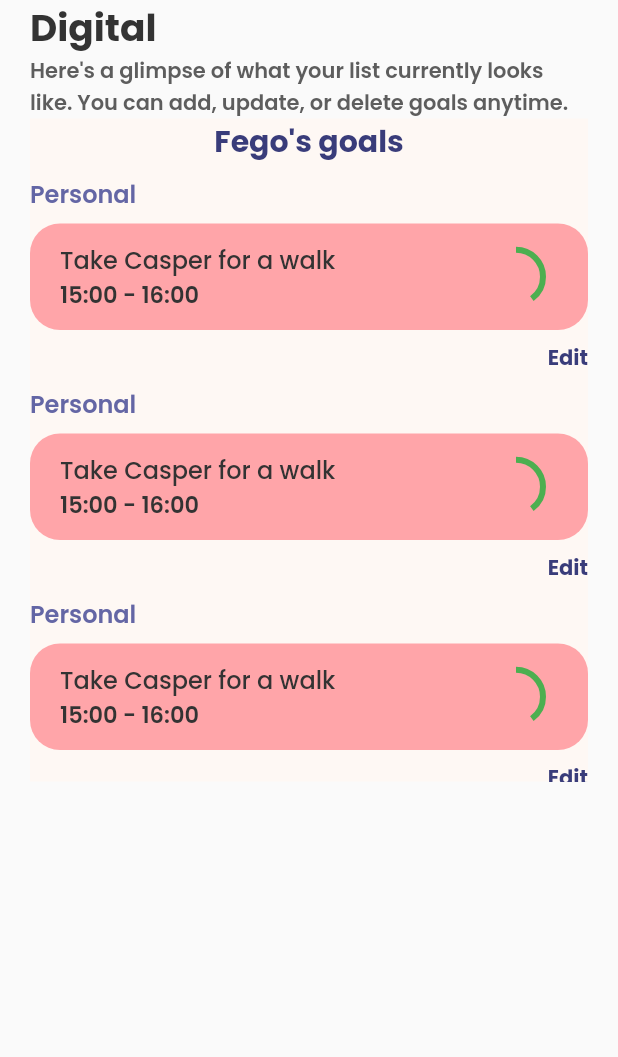
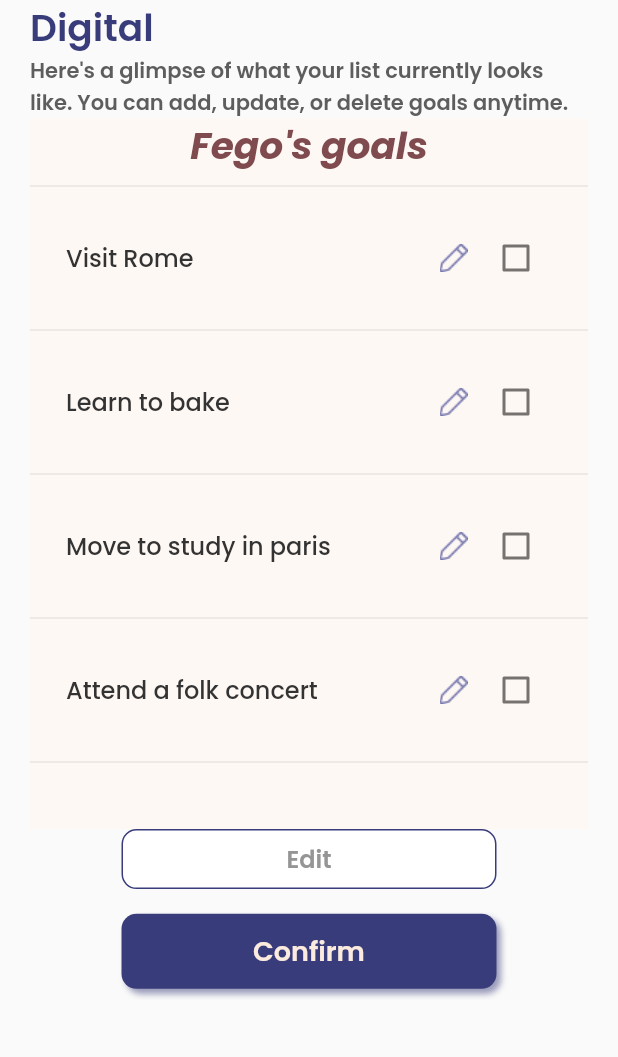
Before and after one commit to MJdugule/mind_pal, a Flutter app: the BucketDigital screen opened directly, on a phone screen of 412 x 824 dp, the part 84-1141 px from its top. Run offline on Flutter 3.47's test engine with Material 2 defaults, Android fonts, the light colour scheme and no system bars; our stand-ins replace google_fonts, percent_indicator, shared_preferences, smooth_page_indicator; accounts and stored records are empty.

Commit message:
finshed my portion of bucket screens

```diff
--- a/lib/screens/home/bucket_list/bucket_congrats.dart
+++ b/lib/screens/home/bucket_list/bucket_congrats.dart
@@ -41,7 +41,7 @@ class BucketCongrats extends StatelessWidget {
               ),
             ),
             SizedBox(height: ResConfig.screenHeight / 10),
-            const FeatureButton(route: HomeScreen(), text: 'Back to home'),
+            const FeatureButtonBlue(route: HomeScreen(), text: 'Back to home'),
           ],
         ),
       ),
--- a/lib/screens/home/bucket_list/bucket_digital.dart
+++ b/lib/screens/home/bucket_list/bucket_digital.dart
@@ -1,9 +1,11 @@
 import 'dart:convert';
 
 import 'package:flutter/material.dart';
+import 'package:google_fonts/google_fonts.dart';
 import 'package:mind_pal/models/task_model.dart';
 import 'package:mind_pal/screens/authentication/login_screen.dart';
 import 'package:mind_pal/screens/createTask/createScreen.dart';
+import 'package:mind_pal/screens/home/bucket_list/bucket_congrats.dart';
 import 'package:mind_pal/screens/home/success.dart';
 import 'package:mind_pal/screens/home/saved.dart';
 import 'package:mind_pal/screens/home/menu.dart';
@@ -23,6 +25,17 @@ class BucketDigital extends StatefulWidget {
 }
 
 class _BucketDigitalState extends State<BucketDigital> {
+  List bucketLists = [
+    const DigitalTaskBox(text: 'Visit Rome'),
+    const DigitalTaskBox(text: 'Learn to bake'),
+    const DigitalTaskBox(text: 'Move to study in paris'),
+    const DigitalTaskBox(text: 'Attend a folk concert'),
+    const DigitalTaskBox(text: 'Visit Rome'),
+    const DigitalTaskBox(text: 'Learn to bake'),
+    const DigitalTaskBox(text: 'Move to study in paris'),
+    const DigitalTaskBox(text: 'Attend a folk concert'),
+  ];
+
   @override
   Widget build(BuildContext context) {
     ResConfig().init(context);
@@ -44,32 +57,33 @@ class _BucketDigitalState extends State<BucketDigital> {
           child: Column(
             crossAxisAlignment: CrossAxisAlignment.start,
             children: [
-              const Text(
+              Text(
                 'Digital',
-                style: TextStyle(
+                style: GoogleFonts.poppins(
                   fontSize: 25,
-                  fontWeight: FontWeight.w700,
-                  color: blackText,
+                  fontWeight: FontWeight.w600,
+                  color: purpleText,
                 ),
               ),
-              const Text(
+              Text(
                 'Here\'s a glimpse of what your list currently looks like. You can add, update, or delete goals anytime.',
-                style: TextStyle(
+                style: GoogleFonts.poppins(
                   fontSize: 14,
                   fontWeight: FontWeight.w600,
-                  color: greyText,
+                  color: lightGreyText,
                 ),
               ),
               Container(
                 color: digitalBox,
                 child: Column(
                   children: [
-                    const Text(
+                    Text(
                       'Fego\'s goals',
-                      style: TextStyle(
-                        fontWeight: FontWeight.w700,
-                        color: purpleText,
-                        fontSize: 20,
+                      style: GoogleFonts.poppins(
+                        fontWeight: FontWeight.w600,
+                        color: goalHeadertext,
+                        fontSize: 25,
+                        fontStyle: FontStyle.italic,
                       ),
                     ),
                     Container(
@@ -77,10 +91,30 @@ class _BucketDigitalState extends State<BucketDigital> {
                       child: ListView.builder(
                         shrinkWrap: true,
                         itemBuilder: ((context, index) {
-                          return DigitalTaskBox();
+                          return bucketLists[index];
                         }),
-                        itemCount: 4,
+                        itemCount: bucketLists.length,
                       ),
+                    ),
+                    SizedBox(
+                      height: ResConfig.blockSizeVertical * 3,
+                    ),
+                  ],
+                ),
+              ),
+              Center(
+                child: Column(
+                  children: [
+                    const FeatureButtonWhite(
+                      route: BucketCongrats(),
+                      text: 'Edit',
+                    ),
+                    SizedBox(
+                      height: ResConfig.blockSizeVertical * 2,
+                    ),
+                    const FeatureButtonBlue(
+                      route: BucketCongrats(),
+                      text: 'Confirm',
                     ),
                   ],
                 ),
--- a/lib/shared_constants/colours.dart
+++ b/lib/shared_constants/colours.dart
@@ -10,6 +10,7 @@ const taskDarkText = Color(0xFF0F0E17);
 const activeSwitchColor = Color(0xFFFE979C);
 const textFieldTextColor = Color(0xFF959595);
 const blackText = Color(0xFF333333);
+const goalHeadertext = Color(0xFF7F4B4E);
 
 // containers in the menu
 const redMenuBox = Color(0xFFFFA5A9);
--- a/lib/shared_constants/widgets.dart
+++ b/lib/shared_constants/widgets.dart
@@ -402,8 +402,8 @@ class AuthButton extends StatelessWidget {
   }
 }
 
-class FeatureButton extends StatelessWidget {
-  const FeatureButton({Key? key, required this.route, required this.text})
+class FeatureButtonBlue extends StatelessWidget {
+  const FeatureButtonBlue({Key? key, required this.route, required this.text})
       : super(key: key);
 
   final Widget route;
@@ -442,75 +442,89 @@ class FeatureButton extends StatelessWidget {
   }
 }
 
+class FeatureButtonWhite extends StatelessWidget {
+  const FeatureButtonWhite({Key? key, required this.route, required this.text})
+      : super(key: key);
+
+  final Widget route;
+  final String text;
+  @override
+  Widget build(BuildContext context) {
+    return GestureDetector(
+      onTap: () {
+        Navigator.push(context, MaterialPageRoute(builder: (context) => route));
+      },
+      child: Container(
+        height: 40,
+        width: 250,
+        decoration: BoxDecoration(
+          color: Colors.white,
+          border: Border.all(color: purpleText),
+          borderRadius: BorderRadius.circular(10.0),
+        ),
+        child: Center(
+          child: Text(
+            text,
+            style: GoogleFonts.poppins(
+                fontWeight: FontWeight.w600,
+                color: textFieldTextColor,
+                fontSize: 16),
+          ),
+        ),
+      ),
+    );
+  }
+}
 
 class DigitalTaskBox extends StatefulWidget {
-  const DigitalTaskBox({Key? key}) : super(key: key);
+  const DigitalTaskBox({Key? key, required this.text}) : super(key: key);
+  final String text;
 
   @override
   State<DigitalTaskBox> createState() => _DigitalTaskBoxState();
 }
 
 class _DigitalTaskBoxState extends State<DigitalTaskBox> {
+  bool? isChecked = false;
   @override
   Widget build(BuildContext context) {
     return Column(
       crossAxisAlignment: CrossAxisAlignment.start,
       children: [
-        const Padding(
-          padding: EdgeInsets.symmetric(vertical: 8.0),
-          child: Text(
-            'Personal',
-            style: TextStyle(
-                fontWeight: FontWeight.w600,
-                color: lightPurpleText,
-                fontSize: 16),
-          ),
-        ),
+        Divider(),
         Container(
-          padding: EdgeInsets.fromLTRB(20, 12, 30, 12),
-          decoration: BoxDecoration(
-            borderRadius: BorderRadius.circular(20),
-            color: redMenuBox,
+          margin: const EdgeInsets.symmetric(
+            vertical: 16,
+            horizontal: 24,
           ),
           child: Row(
             mainAxisAlignment: MainAxisAlignment.spaceBetween,
             children: [
-              Column(
-                crossAxisAlignment: CrossAxisAlignment.start,
-                children: const [
-                  Text(
-                    'Take Casper for a walk',
-                    style: TextStyle(
-                        fontWeight: FontWeight.w500,
-                        color: blackText,
-                        fontSize: 16),
-                  ),
-                  Text(
-                    '15:00 - 16:00',
-                    style: TextStyle(
-                        fontWeight: FontWeight.w600,
-                        color: blackText,
-                        fontSize: 15),
-                  ),
-                ],
+              Text(
+                widget.text,
+                style: GoogleFonts.poppins(
+                    fontWeight: FontWeight.w500,
+                    color: blackText,
+                    fontSize: 16),
               ),
-              const CircularProgressIndicator(
-                value: 0.4,
-                color: Colors.green,
-                backgroundColor: Colors.transparent,
+              Expanded(child: SizedBox()),
+              InkWell(
+                  onTap: () {},
+                  child: Image.asset('assets/images/icon_pencil.png')),
+              Padding(
+                padding: const EdgeInsets.only(left: 8.0),
+                child: Checkbox(
+                  // overlayColor: MaterialStateProperty.all(activeSwitchColor),
+                  // checkColor: activeSwitchColor,
+                  value: isChecked,
+                  onChanged: (value) {
+                    setState(() {
+                      isChecked = value;
+                    });
+                  },
+                ),
               ),
             ],
-          ),
-        ),
-        const Align(
-          alignment: Alignment.centerRight,
-          child: Padding(
-            padding: EdgeInsets.only(top: 8.0),
-            child: Text(
-              'Edit',
-              style: TextStyle(
-                  fontWeight: FontWeight.w700, color: purpleText, fontSize: 14),
-            ),
           ),
         ),
       ],
```
Also changed, not shown: assets/images/icon_pencil.png (added).
